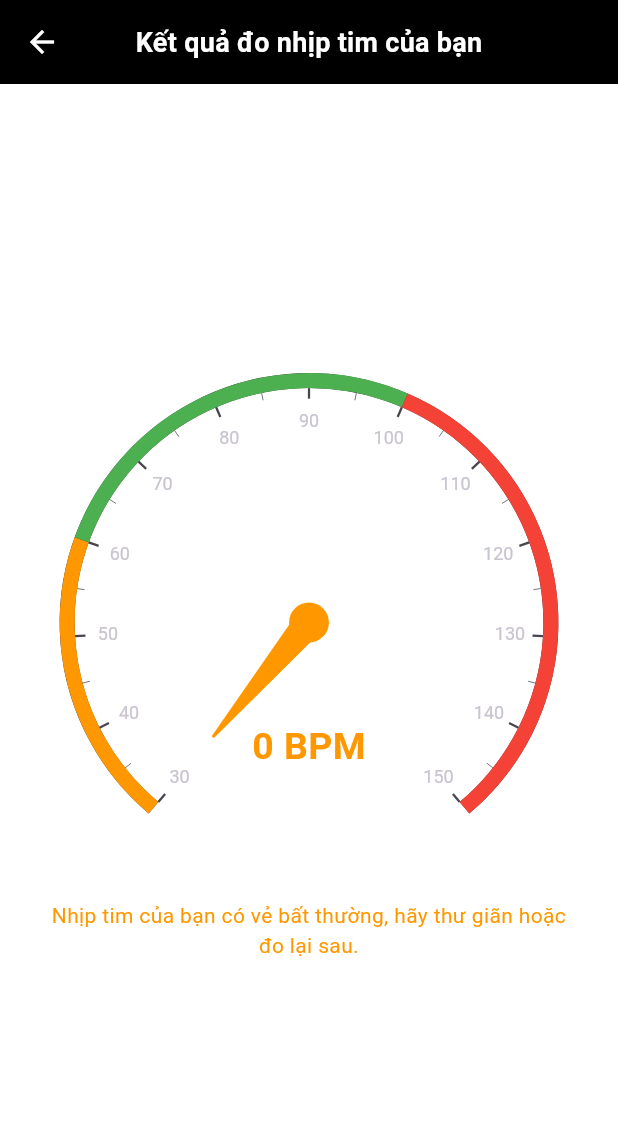
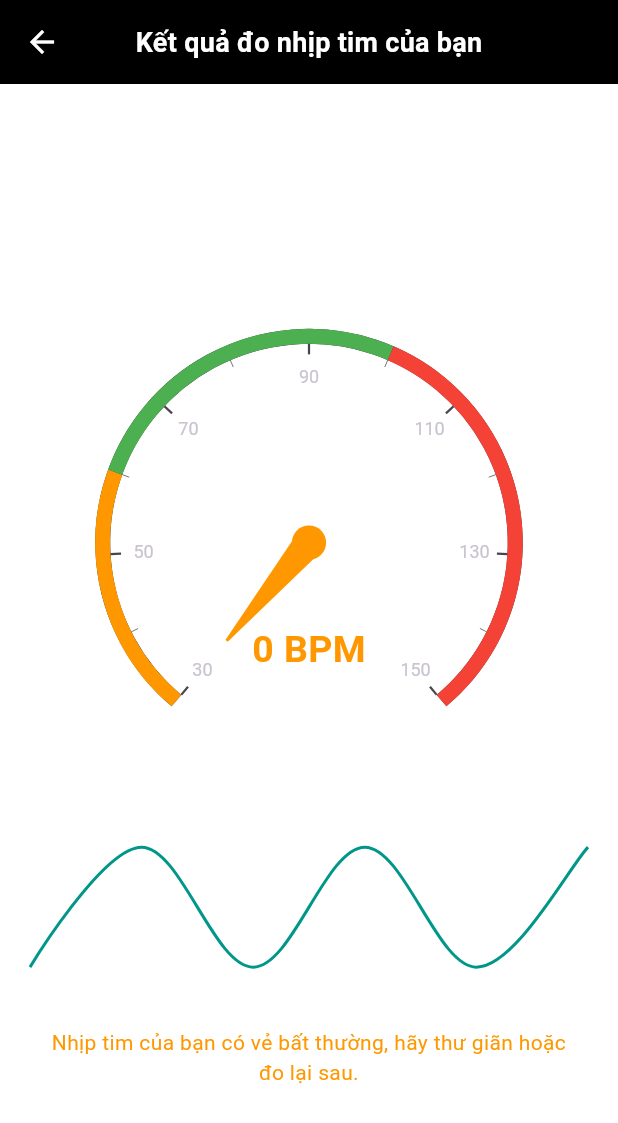
Before and after one commit to quocnhat02092003/HeartRateApp, a Flutter app: the HistoryMeasureScreen screen opened directly with empty values, on a phone screen of 412 x 824 dp. Shown: the top 1123 px of the screen. Run offline on Flutter 3.47's test engine with Material 3 defaults, Android fonts, the phone set to English and light mode, and no system bars; drawn by our look-alikes of fl_chart, syncfusion_flutter_gauges; our stand-ins replace camera, cloud_firestore, firebase_core, google_sign_in; accounts and stored records are empty.

```diff
--- a/lib/core/constants/app_strings.dart
+++ b/lib/core/constants/app_strings.dart
@@ -1,12 +1,12 @@
 class AppStrings {
-  static const appTitle = 'Heart Rate';
+  static const appTitle = 'HEART RATE';
   static const historyTitle = 'Kết quả đo nhịp tim của bạn';
-  static const help = 'Tutorial';
+  static const help = 'TUTORIAL';
   static const measure = 'ĐO';
-  static const history = 'Measurement History';
-  static const setting = 'Settings';
-  static const aiAssitant = 'AI Assitant';
-  static const placeFinger = 'ĐẶT NGÓN TAY';
-  static const lastResult = 'Kết quả trước: 76 BPM (10:29 ngày 13 thg 9, 2025)';
+  static const history = 'MEASUREMENT HISTORY';
+  static const setting = 'SETTINGS';
+  static const aiAssitant = 'AI ASSISTANT';
+  static const placeFinger = 'ĐỀ TÀI KHÓA LUẬN TỐT NGHIỆP IUH';
+  static const lastResult = 'Trợ lý AI giúp phân tích vấn đề qua nhịp tim';
   static const helpTitle = 'Hướng dẫn sử dụng';
 }
--- a/lib/database/db/heart_rate_record.dart
+++ b/lib/database/db/heart_rate_record.dart
@@ -3,10 +3,11 @@ import 'package:cloud_firestore/cloud_firestore.dart';
 FirebaseFirestore db = FirebaseFirestore.instance;
 
 //Upload heart rate record to Firestore
-Future<void> addHeartRateRecordToCloud(String userId, int bpm) async {
+Future<void> addHeartRateRecordToCloud(String userId, int bpm, List<double> ppgSignal) async {
   await db.collection('heart-rate-record').add({
     'userId': userId,
     'bpm': bpm,
+    'ppgSignal': ppgSignal,
     'timestamp': FieldValue.serverTimestamp(),
   }).then((s) => print("Document added with ID ${s.id}"));
 }
@@ -17,6 +18,7 @@ Stream<List<Map<String, dynamic>>> getHeartRateRecordsStream(String userId) {
       .collection('heart-rate-record')
       .where('userId', isEqualTo: userId)
       .orderBy('timestamp', descending: true)
+      .limit(10)
       .snapshots()
       .map((snapshot) => snapshot.docs
       .map((doc) => doc.data())
--- a/lib/features/heart_rate/presentation/screens/heart_rate_screen.dart
+++ b/lib/features/heart_rate/presentation/screens/heart_rate_screen.dart
@@ -2,9 +2,7 @@ import 'package:flutter/material.dart';
 import 'package:flutter_heartrate/features/heart_rate/presentation/screens/ai_assistant_screen.dart';
 import 'package:flutter_heartrate/features/heart_rate/presentation/tabs/history_mesure_tab.dart';
 import 'package:flutter_heartrate/features/heart_rate/presentation/tabs/more_tab.dart';
-import 'package:google_sign_in/google_sign_in.dart';
 import '../../../../core/constants/app_strings.dart';
-import '../../../../firebase/auth/GoogleAuthService.dart';
 import '../tabs/help_tab.dart';
 import '../tabs/measure_tab.dart';
 
@@ -39,7 +37,7 @@ class _HeartRateScreenState extends State<HeartRateScreen>
               ? AppStrings.history :
               currentPageIndex ==3
               ? AppStrings.setting : "",
-          style: TextStyle(fontWeight: FontWeight.bold),
+          style: TextStyle(fontWeight: FontWeight.bold, color: Colors.white),
         ),
         backgroundColor: Colors.redAccent,
       ),
@@ -87,7 +85,7 @@ class _HeartRateScreenState extends State<HeartRateScreen>
           ? FloatingActionButton(
               onPressed: () {
                 Navigator.of(context).push(
-                  MaterialPageRoute(builder: (_) => AiAssistantScreen(bpm: 0)),
+                  MaterialPageRoute(builder: (_) => AiAssistantScreen()),
                 );
               },
               enableFeedback: true,
--- a/lib/features/heart_rate/presentation/screens/history_measure_screen.dart
+++ b/lib/features/heart_rate/presentation/screens/history_measure_screen.dart
@@ -1,10 +1,12 @@
 import 'package:flutter/material.dart';
 import '../../../../core/constants/app_strings.dart';
 import '../widgets/history_screen_gauge.dart';
+import '../widgets/ppg_line_chart.dart';
 
 class HistoryMeasureScreen extends StatefulWidget {
   final int bpm;
-  const HistoryMeasureScreen({super.key, required this.bpm});
+  final List<double>? ppgSignal;
+  const HistoryMeasureScreen({super.key, required this.bpm, this.ppgSignal});
 
   @override
   State<HistoryMeasureScreen> createState() => _HistoryMeasureScreenState();
@@ -29,6 +31,7 @@ class _HistoryMeasureScreenState extends State<HistoryMeasureScreen>
   @override
   Widget build(BuildContext context) {
     final bpm = widget.bpm;
+    final ppgSignal = widget.ppgSignal ?? [];
 
     return Scaffold(
       appBar: AppBar(title: const Text(AppStrings.historyTitle)),
@@ -51,6 +54,17 @@ class _HistoryMeasureScreenState extends State<HistoryMeasureScreen>
               ),
               const SizedBox(height: 20),
               HistoryScreenGauge(bpm: bpm),
+              Text("Biểu đồ nhịp tim của bạn",
+                  style: const TextStyle(color: Colors.white70, fontSize: 16)),
+              const SizedBox(height: 20),
+              Padding(
+                padding: EdgeInsets.symmetric(horizontal: 20),
+                child: SizedBox(
+                  height: 80,
+                  child: PpgLineChart(signal: ppgSignal),
+                ),
+              ),
+              const SizedBox(height: 40),
               Padding(
                 padding: const EdgeInsets.symmetric(horizontal: 30),
                 child: Text(
--- a/lib/features/heart_rate/presentation/tabs/history_mesure_tab.dart
+++ b/lib/features/heart_rate/presentation/tabs/history_mesure_tab.dart
@@ -147,12 +147,16 @@ class _HistoryMeasureTabState extends State<HistoryMeasureTab> {
                   final rec = records[index];
                   final bpm = rec['bpm'];
                   final timestamp = rec['timestamp'];
+                  final List<double> ppgSignal =
+                  (rec['ppgSignal'] as List<dynamic>)
+                      .map((e) => (e as num).toDouble())
+                      .toList();
                   final time = timestamp is Timestamp
                       ? timestamp.toDate()
                       : DateTime.tryParse(timestamp.toString()) ??
                             DateTime.now();
 
-                  return HistoryMeasureButton(bpm: bpm, timestamp: time);
+                  return HistoryMeasureButton(bpm: bpm, timestamp: time, ppgSignal: ppgSignal,);
                 },
               );
             },
--- a/lib/features/heart_rate/presentation/tabs/more_tab.dart
+++ b/lib/features/heart_rate/presentation/tabs/more_tab.dart
@@ -94,9 +94,9 @@ class _MoreTabState extends State<MoreTab> {
             ),
             CardSetting(
               icon: Icons.history_outlined,
-              onTap: () {
-                Navigator.of(context).pushNamed('/history_measure_tab');
-              },
+              // onTap: () {
+              //   Navigator.of(context).pushNamed('/history_measure_tab');
+              // },
               title: 'Lịch sử đo',
               time: 'Lịch sử đã từng đo đạc thông số nhịp tim',
             ),
--- a/lib/features/heart_rate/presentation/widgets/history_measure_button.dart
+++ b/lib/features/heart_rate/presentation/widgets/history_measure_button.dart
@@ -3,8 +3,9 @@ import 'package:flutter_heartrate/features/heart_rate/presentation/screens/histo
 
 class HistoryMeasureButton extends StatelessWidget {
   final int bpm;
+  final List<double> ppgSignal;
   final DateTime timestamp;
-  const HistoryMeasureButton({super.key, required this.bpm, required this.timestamp});
+  const HistoryMeasureButton({super.key, required this.bpm, required this.timestamp, required this.ppgSignal});
 
   @override
   Widget build(BuildContext context) {
@@ -12,7 +13,7 @@ class HistoryMeasureButton extends StatelessWidget {
       onTap: () {
         Navigator.of(context).push(
           MaterialPageRoute(
-            builder: (context) => HistoryMeasureScreen(bpm: bpm),
+            builder: (context) => HistoryMeasureScreen(bpm: bpm, ppgSignal: ppgSignal),
           ),
         );
       },
--- a/lib/features/heart_rate/presentation/widgets/history_screen_gauge.dart
+++ b/lib/features/heart_rate/presentation/widgets/history_screen_gauge.dart
@@ -30,6 +30,7 @@ class _HistoryScreenGaugeState extends State<HistoryScreenGauge> {
     final color = _getColorForBpm(widget.bpm);
 
     return Container(
+      height: 300,
       margin: const EdgeInsets.all(10),
       child: SfRadialGauge(
         enableLoadingAnimation: true,
--- a/lib/firebase/auth/GoogleAuthService.dart
+++ b/lib/firebase/auth/GoogleAuthService.dart
@@ -18,7 +18,7 @@ class GoogleAuthService {
     }
   }
 
-  /// Đăng nhập tự động (nếu token còn hợp lệ)
+  /// Auto login (nếu token còn hợp lệ)
   static Future<GoogleSignInAccount?> signInSilently() async {
     try {
       final GoogleSignInAccount? user = await _googleSignIn.signInSilently();
```
Also changed, not shown: lib/features/algorithm/heart_rate_analyzer.dart (+2 -16 lines), lib/features/heart_rate/presentation/screens/ai_assistant_screen.dart (+122 -60 lines), lib/features/heart_rate/presentation/tabs/measure_tab.dart (+18 -12 lines), lib/features/heart_rate/service/ai_service.dart (added, +69 -0 lines), lib/features/heart_rate/service/push_hr_zalo_bot.dart (added, +27 -0 lines).
